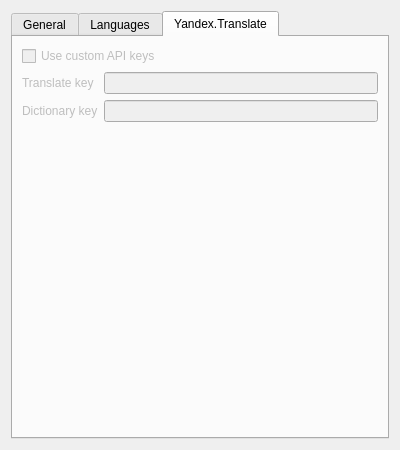
This is src/settings.ui in georgyfarniev/litetran-qt as Qt 5 draws it before an edit. The edited form follows.
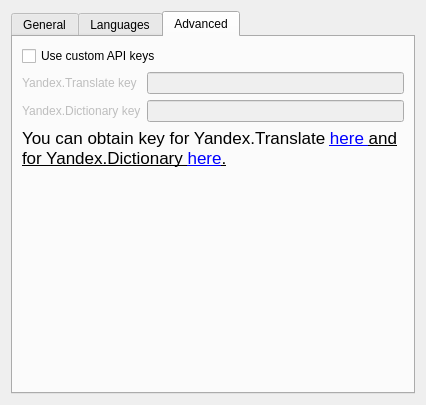
This is the edited form.

The edit to the form file:
```diff
--- a/src/settings.ui
+++ b/src/settings.ui
@@ -6,8 +6,8 @@
    <rect>
     <x>0</x>
     <y>0</y>
-    <width>400</width>
-    <height>450</height>
+    <width>426</width>
+    <height>405</height>
    </rect>
   </property>
   <property name="minimumSize">
@@ -160,11 +160,13 @@
      </widget>
      <widget class="QWidget" name="tab_3">
       <property name="enabled">
-       <bool>false</bool>
+       <bool>true</bool>
       </property>
       <attribute name="title">
-       <string>Yandex.Translate</string>
+       <string>Advanced</string>
       </attribute>
+      <layout class="QVBoxLayout" name="verticalLayout_2">
+       <item>
       <layout class="QFormLayout" name="formLayout_2">
        <property name="labelAlignment">
         <set>Qt::AlignLeading|Qt::AlignLeft|Qt::AlignVCenter</set>
@@ -182,7 +184,7 @@
           <bool>false</bool>
          </property>
          <property name="text">
-          <string>Translate key</string>
+            <string>Yandex.Translate key</string>
          </property>
         </widget>
        </item>
@@ -199,7 +201,7 @@
           <bool>false</bool>
          </property>
          <property name="text">
-          <string>Dictionary key</string>
+            <string>Yandex.Dictionary key</string>
          </property>
         </widget>
        </item>
@@ -209,6 +211,38 @@
           <bool>false</bool>
          </property>
         </widget>
+         </item>
+        </layout>
+       </item>
+       <item>
+        <widget class="QLabel" name="label_5">
+         <property name="text">
+          <string>&lt;!DOCTYPE HTML PUBLIC &quot;-//W3C//DTD HTML 4.0//EN&quot; &quot;http://www.w3.org/TR/REC-html40/strict.dtd&quot;&gt;
+&lt;html&gt;&lt;head&gt;&lt;meta name=&quot;qrichtext&quot; content=&quot;1&quot; /&gt;&lt;style type=&quot;text/css&quot;&gt;
+p, li { white-space: pre-wrap; }
+&lt;/style&gt;&lt;/head&gt;&lt;body style=&quot; font-family:'.SF NS Text'; font-size:13pt; font-weight:400; font-style:normal;&quot;&gt;
+&lt;p style=&quot; margin-top:0px; margin-bottom:0px; margin-left:0px; margin-right:0px; -qt-block-indent:0; text-indent:0px;&quot;&gt;You can obtain key for Yandex.Translate &lt;a href=&quot;https://tech.yandex.ru/keys/get/?service=trnsl&quot;&gt;&lt;span style=&quot; text-decoration: underline; color:#0000ff;&quot;&gt;here &lt;/span&gt;&lt;/a&gt;&lt;a href=&quot;https://tech.yandex.ru/keys/get/?service=trnsl&quot;&gt;&lt;span style=&quot; text-decoration: underline; color:#000000;&quot;&gt;and for Yandex.Dictionary &lt;/span&gt;&lt;/a&gt;&lt;a href=&quot;https://tech.yandex.ru/keys/get/?service=dict&quot;&gt;&lt;span style=&quot; text-decoration: underline; color:#0000ff;&quot;&gt;here&lt;/span&gt;&lt;/a&gt;&lt;a href=&quot;https://tech.yandex.ru/keys/get/?service=dict&quot;&gt;&lt;span style=&quot; text-decoration: underline; color:#000000;&quot;&gt;.&lt;/span&gt;&lt;/a&gt;&lt;/p&gt;&lt;/body&gt;&lt;/html&gt;</string>
+         </property>
+         <property name="textFormat">
+          <enum>Qt::RichText</enum>
+         </property>
+         <property name="wordWrap">
+          <bool>true</bool>
+         </property>
+        </widget>
+       </item>
+       <item>
+        <spacer name="verticalSpacer">
+         <property name="orientation">
+          <enum>Qt::Vertical</enum>
+         </property>
+         <property name="sizeHint" stdset="0">
+          <size>
+           <width>20</width>
+           <height>196</height>
+          </size>
+         </property>
+        </spacer>
        </item>
       </layout>
      </widget>
```
Lines whose indentation alone changed are shown as unchanged.
